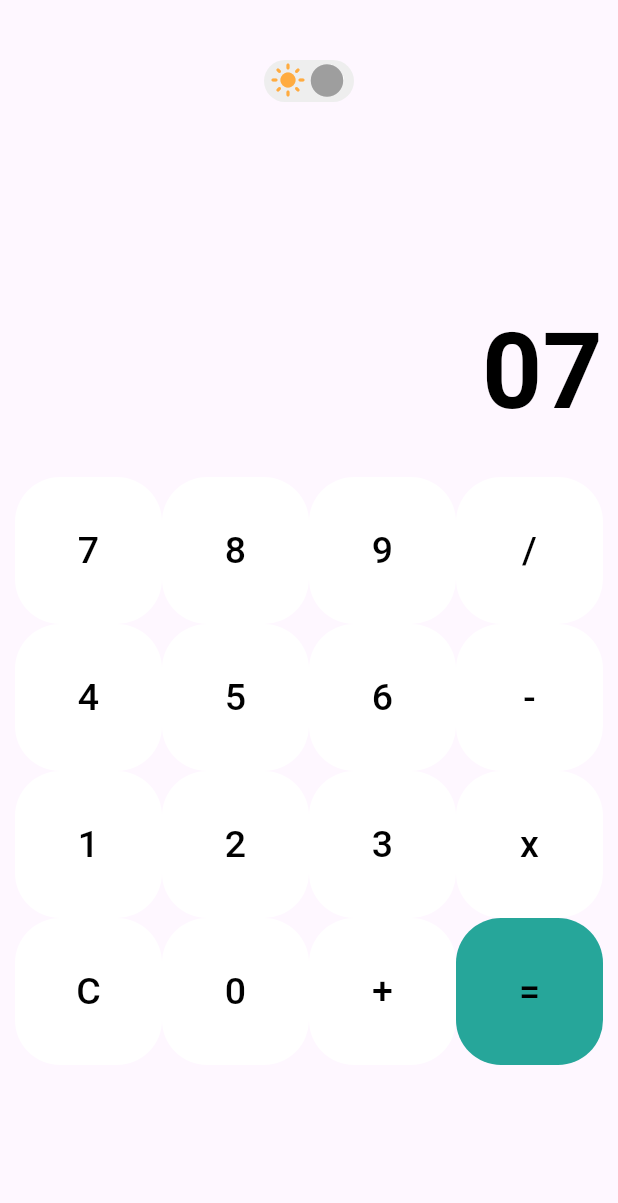
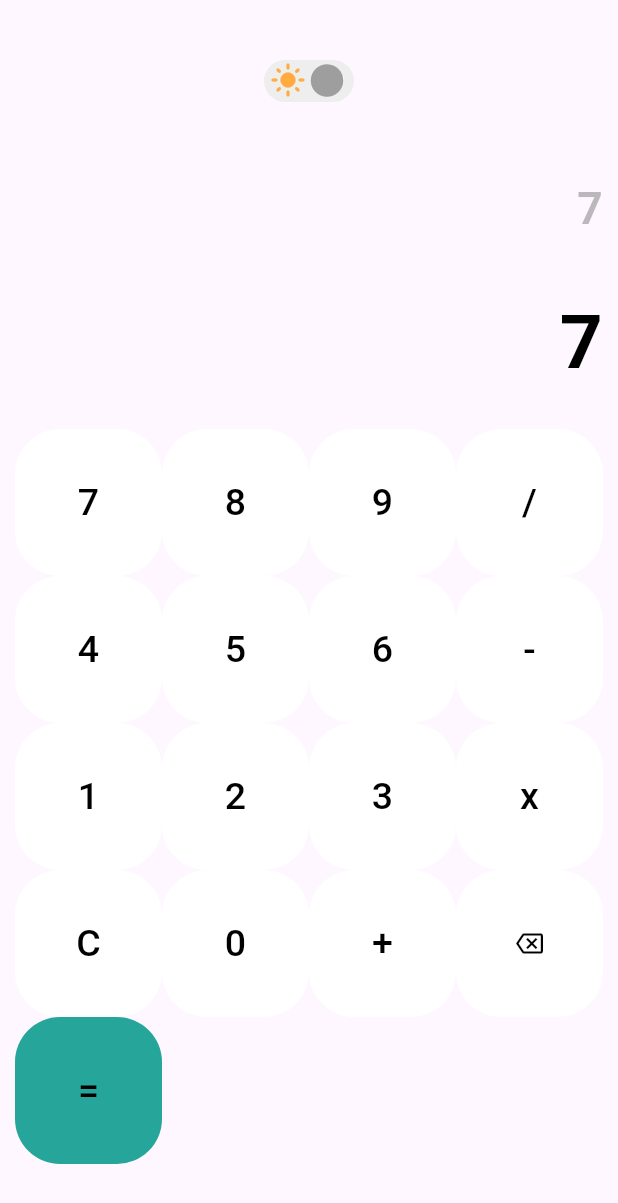
Before and after one commit to MingmarGyalzenSherpa/calculator-flutter, a Flutter app: the screen it shows after launch, after a tap on an icon or button, on a phone screen of 412 x 824 dp. Shown: the top 1203 px of the screen. Run offline on Flutter 3.47's test engine with Material 3 defaults, Android fonts, the phone set to English and light mode, and no system bars; missing offline and left inert: eval_ex.

```diff
--- a/lib/pages/home.dart
+++ b/lib/pages/home.dart
@@ -2,7 +2,7 @@ import 'package:calculator/widgets/calculator_btn.dart';
 import 'package:calculator/widgets/screen.dart';
 import 'package:calculator/widgets/themeModeToggle.dart';
 import 'package:flutter/material.dart';
-
+import 'package:eval_ex/expression.dart';
 class Home extends StatefulWidget {
   const Home({super.key});
 
@@ -23,41 +23,62 @@ class _HomeState extends State<Home> {
     '7','8','9','/',
     '4','5','6','-',
     '1','2','3','x',
-    'C','0','+','='];
+    'C','0','+','<','='];
 
-  String output = "0";
+  String output = "";
   String math_exp = "";
   void handleButton(var input){
       if(input == "=")
         {
+          if(math_exp.isEmpty) return;
+          print("math_exp inside = = $math_exp");
+          Expression exp = Expression(math_exp);
           setState(() {
-            output = "output";
-            print(math_exp);
+            output = exp.eval().toString();
+            math_exp = output;
           });
           //calculate
         }else if(input == "C" || input == "+/-" || input == "%"
       || input == "/" || input == "x" || input == "-" || input == "+"
       || input == "." || input == "<")
         {
-          if(input == "<")
+          switch(input) {
+            case "<":
+              {
+
+
+                setState(() {
+                  output =output.isEmpty ? output : output.substring(0, output.length - 1);
+                  math_exp =math_exp.isEmpty ? "": math_exp.substring(0, math_exp.length - 1);
+                });
+                print("output = $output");
+                print("math_exp = $math_exp");
+                break;
+              }
+            case "C":
               {
                 setState(() {
-                output = output.substring(0, output.length-1);
-                math_exp = math_exp.substring(0,math_exp.length-1);
+                  output = "";
+                  math_exp = "";
                 });
-            }else {
+                break;
+              }
+            default:
+              {
                 setState(() {
                   output = "";
+                  math_exp += input == "x"?"*":input;
                 });
-          }//operation
+              }
+              break;
+          }
+          //operation
         }else{
           setState(() {
            output += input;
+           math_exp +=input;
           });
       }
-      setState(() {
-        math_exp += input;
-      });
 
   }
 
@@ -73,7 +94,8 @@ class _HomeState extends State<Home> {
               height: 40,
             ),
             ThemeModeToggle(),
-            Screen(label:output),
+            Screen(label: math_exp,fontSize: 30,height: 100,fontColor: Colors.black26),
+            Screen(label:output, fontSize: 50, height: 100 ,fontColor: Colors.black,),
             Expanded(
               child: Container(
                 // color:Colors.red,
--- a/lib/widgets/screen.dart
+++ b/lib/widgets/screen.dart
@@ -2,23 +2,26 @@ import 'package:flutter/material.dart';
 
 class Screen  extends StatelessWidget {
   final String label;
-  const Screen({super.key,required this.label});
+  final double height;
+  final double fontSize;
+  final Color fontColor;
+  const Screen({super.key,required this.label,required this.height,required this.fontSize,required this.fontColor});
 
   @override
   Widget build(BuildContext context) {
     return Container(
-
+        margin: EdgeInsets.symmetric(vertical: 2),
         alignment: Alignment.bottomRight,
         padding: EdgeInsets.all(10),
         child: Text(label,
         style: TextStyle(
-          color: Colors.black,
-          fontSize: 70,
+          color: fontColor,
+          fontSize: this.fontSize,
           fontWeight: FontWeight.bold,
         ),
         ),
-      height: 240,
-
+      height: this.height,
+      // color:Colors.red,
     );
   }
 }
```
Lines whose indentation alone changed are shown as unchanged.
